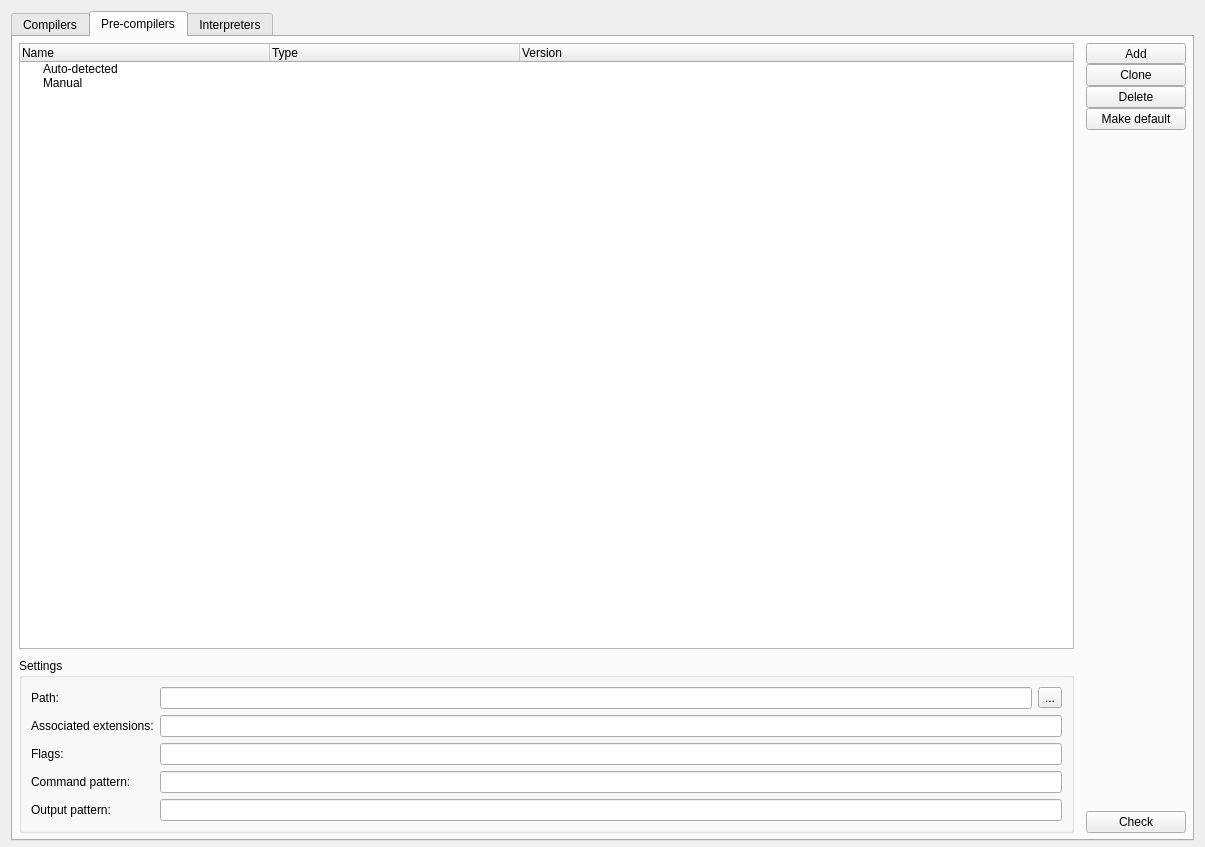
The window that data/forms/settings_page_build_and_run.ui (pythoningLearning/hackedit) describes before a commit, drawn with Qt 5.
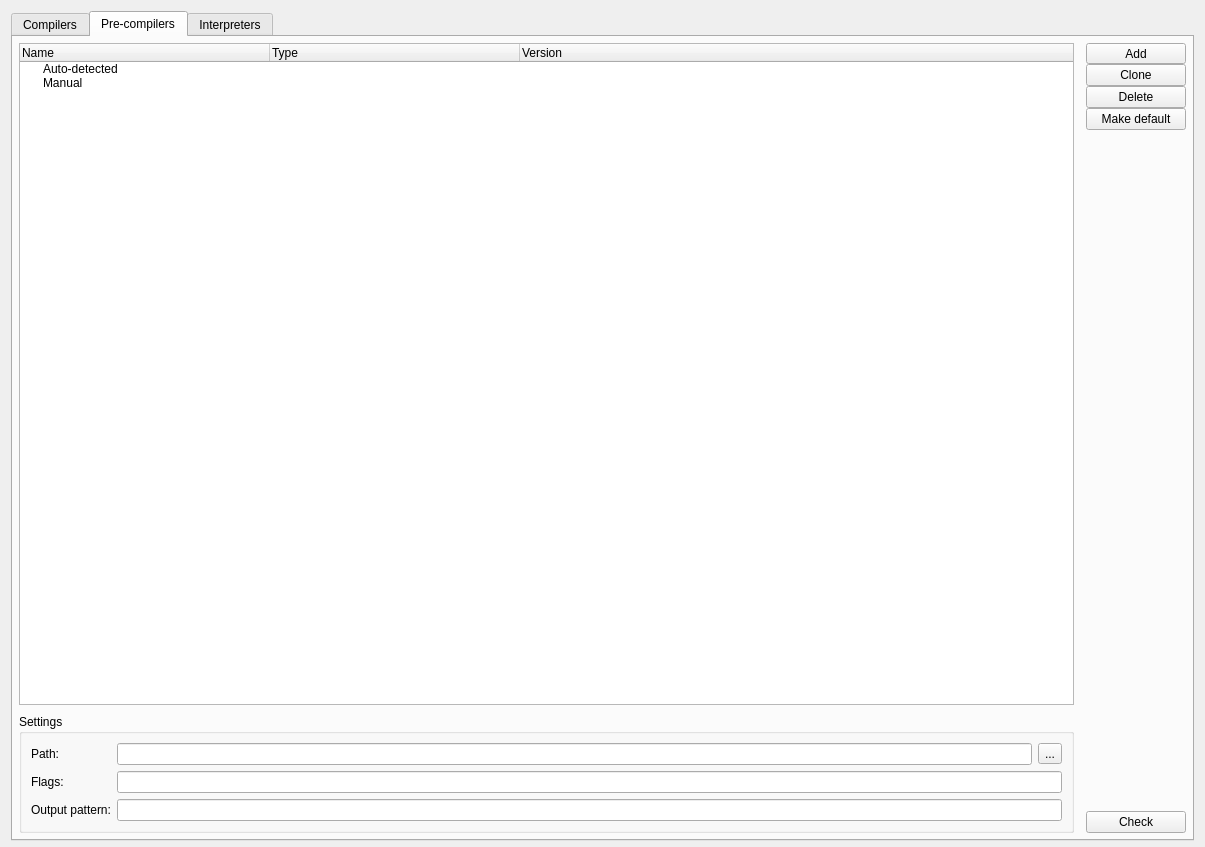
The same window after the commit. Icons and pictures are not drawn. Custom widgets are drawn as their Qt base class.

Commit message:
Refactor pre-compiler and compilers
Use a mimetype for file association and add more tests

```diff
--- a/data/forms/settings_page_build_and_run.ui
+++ b/data/forms/settings_page_build_and_run.ui
@@ -626,20 +626,6 @@
               </property>
              </widget>
             </item>
-            <item row="1" column="0">
-             <widget class="QLabel" name="label_4">
-              <property name="text">
-               <string>Associated extensions:</string>
-              </property>
-             </widget>
-            </item>
-            <item row="2" column="0">
-             <widget class="QLabel" name="label_5">
-              <property name="text">
-               <string>Flags:</string>
-              </property>
-             </widget>
-            </item>
             <item row="0" column="1">
              <layout class="QHBoxLayout" name="horizontalLayout_6">
               <property name="leftMargin">
@@ -657,30 +643,24 @@
               </item>
              </layout>
             </item>
+            <item row="1" column="0">
+             <widget class="QLabel" name="label_5">
+              <property name="text">
+               <string>Flags:</string>
+              </property>
+             </widget>
+            </item>
             <item row="1" column="1">
-             <widget class="QLineEdit" name="edit_pre_compiler_extensions"/>
-            </item>
-            <item row="2" column="1">
              <widget class="QLineEdit" name="edit_pre_compiler_flags"/>
             </item>
-            <item row="4" column="0">
-             <widget class="QLabel" name="lbl_command_pattern">
-              <property name="text">
-               <string>Command pattern:</string>
-              </property>
-             </widget>
-            </item>
-            <item row="4" column="1">
-             <widget class="QLineEdit" name="edit_command_pattern"/>
-            </item>
-            <item row="5" column="0">
+            <item row="3" column="0">
              <widget class="QLabel" name="label_7">
               <property name="text">
                <string>Output pattern:</string>
               </property>
              </widget>
             </item>
-            <item row="5" column="1">
+            <item row="3" column="1">
              <widget class="QLineEdit" name="edit_pre_compiler_output_pattern"/>
             </item>
            </layout>
```
Left out of the diff: 6 changed lines with no effect on the pictures. The commit also changes 16 other files.
